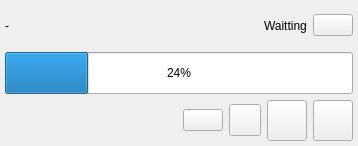
The window that sVanilla/src/ClientUi/Download/DownloadingListWidget.ui (WangPengZhan/sVanilla) describes before a commit, drawn with Qt 5.
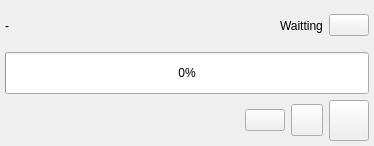
The same window after the commit. Custom widgets are drawn as their Qt base class.

```diff
--- a/sVanilla/src/ClientUi/Download/DownloadingListWidget.ui
+++ b/sVanilla/src/ClientUi/Download/DownloadingListWidget.ui
@@ -6,7 +6,7 @@
    <rect>
     <x>0</x>
     <y>0</y>
-    <width>358</width>
+    <width>374</width>
     <height>146</height>
    </rect>
   </property>
@@ -90,7 +90,7 @@
       </sizepolicy>
      </property>
      <property name="value">
-      <number>24</number>
+      <number>0</number>
      </property>
     </widget>
    </item>
@@ -179,19 +179,6 @@
         </property>
        </widget>
       </item>
-      <item>
-       <widget class="VanillaStyle::IconButton" name="btnFolder">
-        <property name="sizePolicy">
-         <sizepolicy hsizetype="Preferred" vsizetype="Preferred">
-          <horstretch>0</horstretch>
-          <verstretch>0</verstretch>
-         </sizepolicy>
-        </property>
-        <property name="text">
-         <string/>
-        </property>
-       </widget>
-      </item>
       <item>
        <widget class="VanillaStyle::IconButton" name="btnDetail">
         <property name="sizePolicy">
```
Left out of the diff: 8 changed lines with no effect on the pictures.
